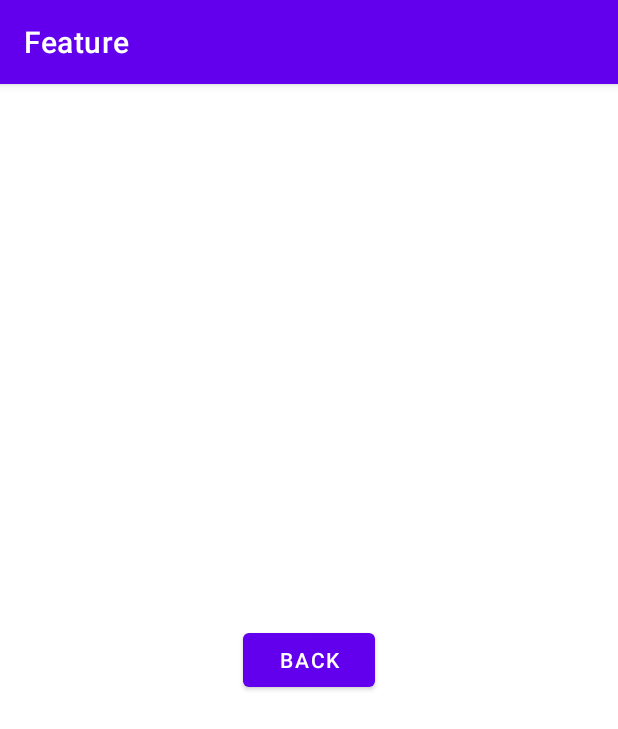
After one commit to th3kumar/Feature, an Android app: the SecondActivity screen opened directly, with no data from a screen before it, on a phone screen of 412 x 824 dp. The commit adds this screen. Shown: the top 729 px of the screen. Run offline under Robolectric (Android 15) with nearby library versions, the phone set to English and light mode, and no system bars.

Commit message:
SecondActivity.kt

```diff
--- a/app/src/main/java/com/example/feature/PlayerService.kt
+++ b/app/src/main/java/com/example/feature/PlayerService.kt
@@ -69,8 +69,6 @@ class PlayerService : Service() {
         Log.d("MAIN", "loading $soundFile")
         exoPlayer.setMediaSource(mediaSource)
         exoPlayer.prepare()
-        exoPlayer.play()
-        //exoPlayer.playWhenReady = exoPlayer.playWhenReady
         // loop indefinitely
         exoPlayer.repeatMode = Player.REPEAT_MODE_ALL
 
@@ -96,9 +94,9 @@ class PlayerService : Service() {
         // move to the foreground if we are playing sound
         if (isPlaying()) {
             val notificationIntent = Intent(this, MainActivity::class.java)
-            val pendingIntent = PendingIntent.getActivity(this, 0, notificationIntent,0 )
+            val pendingIntent = PendingIntent.getActivity(this, 0, notificationIntent,PendingIntent.FLAG_IMMUTABLE )
 
-            val notification = NotificationCompat.Builder(this, "snoozz")
+            val notification = NotificationCompat.Builder(this, "feature")
                 .setContentTitle(getText(R.string.app_name))
                 .setContentText(getText(R.string.notification_message))
                 .setSmallIcon(R.drawable.ic_volume)
--- /dev/null
+++ b/app/src/main/java/com/example/feature/SecondActivity.kt
@@ -0,0 +1,20 @@
+package com.example.feature
+
+import android.content.Intent
+import androidx.appcompat.app.AppCompatActivity
+import android.os.Bundle
+import kotlinx.android.synthetic.main.activity_main.*
+import kotlinx.android.synthetic.main.activity_second.*
+
+class SecondActivity : AppCompatActivity() {
+    override fun onCreate(savedInstanceState: Bundle?) {
+        super.onCreate(savedInstanceState)
+        setContentView(R.layout.activity_second)
+
+        back_btn.setOnClickListener{
+            val intent = Intent(this,MainActivity::class.java)
+            startActivity(intent)
+
+        }
+    }
+}
--- /dev/null
+++ b/app/src/main/res/layout/activity_second.xml
@@ -0,0 +1,19 @@
+<?xml version="1.0" encoding="utf-8"?>
+<androidx.constraintlayout.widget.ConstraintLayout xmlns:android="http://schemas.android.com/apk/res/android"
+    xmlns:app="http://schemas.android.com/apk/res-auto"
+    xmlns:tools="http://schemas.android.com/tools"
+    android:layout_width="match_parent"
+    android:layout_height="match_parent"
+    tools:context=".SecondActivity">
+
+    <Button
+        android:id="@+id/back_btn"
+        android:layout_width="wrap_content"
+        android:layout_height="wrap_content"
+        android:text="Back"
+        app:layout_constraintLeft_toLeftOf="parent"
+        app:layout_constraintRight_toRightOf="parent"
+        app:layout_constraintBottom_toBottomOf="parent"
+        app:layout_constraintTop_toTopOf="parent" />
+
+</androidx.constraintlayout.widget.ConstraintLayout>
```
Also changed, not shown: app/src/main/AndroidManifest.xml (+10 -0 lines), app/src/main/java/com/example/feature/MainActivity.kt (+22 -16 lines), app/src/main/res/layout/activity_main.xml (+13 -4 lines).
